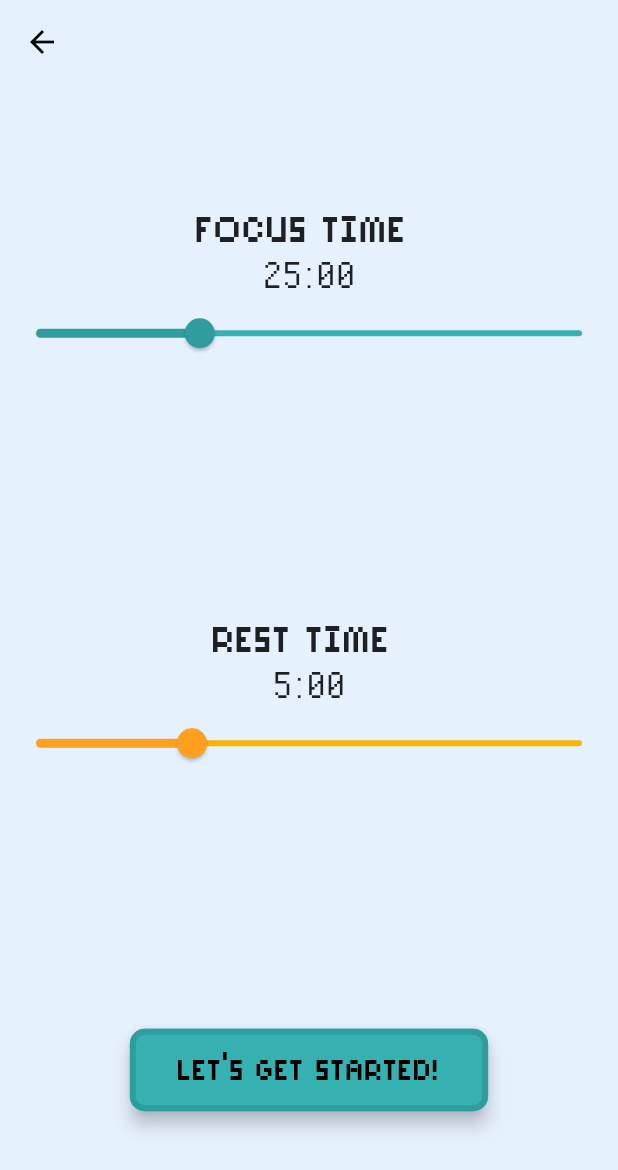
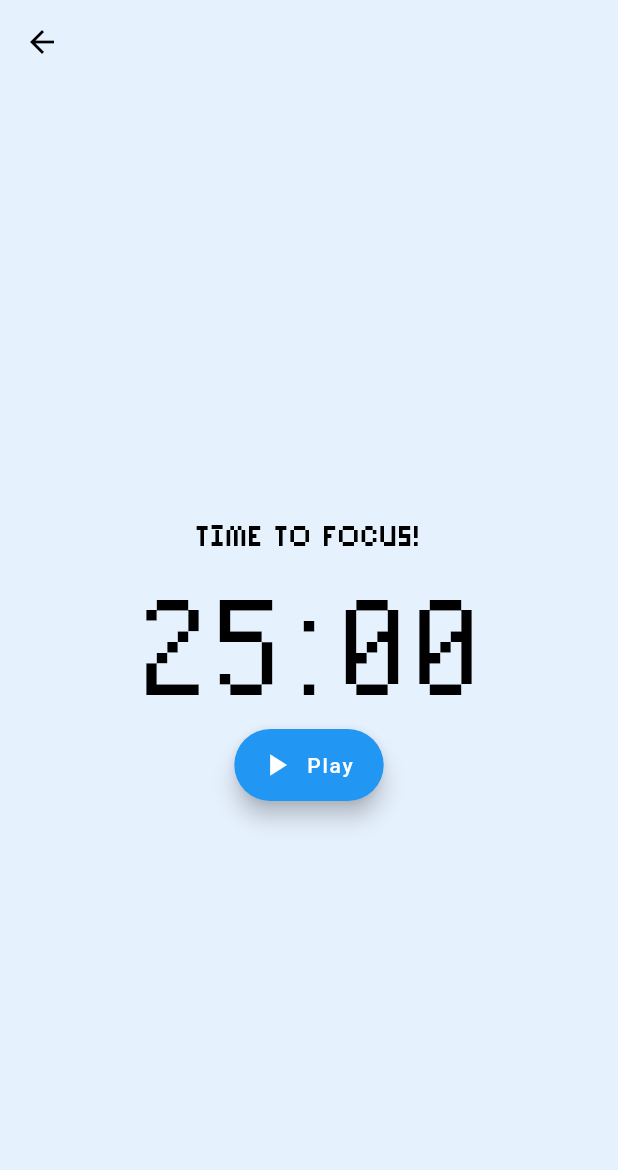
Before and after one commit to lalalawson/atech-orbital, a Flutter app: the TimerPage screen opened by its route, after a tap on "Let's get started!", on a phone screen of 412 x 824 dp. Shown: the top 1170 px of the screen. Run offline on Flutter 3.47's test engine with Material 2 defaults, Android fonts, the phone set to English and light mode, and no system bars; our stand-ins replace animated_text_kit, cloud_firestore, firebase_auth, modal_progress_hud, timer_count_down; missing offline and left inert: flutter_list_drag_and_drop; accounts and stored records are empty.

Commit message:
added proper timer fuctionality, still to improve

```diff
--- a/lib/timerpage/TimerPage.dart
+++ b/lib/timerpage/TimerPage.dart
@@ -1,6 +1,7 @@
 import 'package:flutter/material.dart';
 import 'package:purrductive/const/appbar.dart';
 import 'package:purrductive/const/colors.dart';
+import 'package:purrductive/timerpage/countdown.dart';
 
 class TimerPage extends StatefulWidget {
   @override
@@ -100,7 +101,15 @@ class _TimerPageState extends State<TimerPage> {
                 color: darkCyan,
               ),
             ),
-            onPressed: () {},
+            onPressed: () {
+              Navigator.push(
+                context,
+                MaterialPageRoute(
+                    builder: (context) => CountDownTimer(
+                          timeDuration: focusTime,
+                        )),
+              );
+            },
             child: Padding(
               padding: const EdgeInsets.all(16.0),
               child: Text(
--- a/lib/timerpage/countdown.dart
+++ b/lib/timerpage/countdown.dart
@@ -7,17 +7,21 @@ import 'package:purrductive/timerpage/timer_settings.dart';
 class CountDownTimer extends StatefulWidget {
   @override
   _CountDownTimerState createState() => _CountDownTimerState();
+
+  final int timeDuration;
+
+  CountDownTimer({this.timeDuration});
 }
 
 class _CountDownTimerState extends State<CountDownTimer>
     with TickerProviderStateMixin {
-  int focusTime = 25;
-  int restTime = 5;
+//  int focusTime = 25;
+//  int restTime = 5;
   AnimationController controller;
 
-  void getFocusTime(int time) {
-    focusTime = time;
-  }
+//  void getFocusTime(int time) {
+//    focusTime = time;
+//  }
 
   String get timerString {
     Duration duration = controller.duration * controller.value;
@@ -29,13 +33,18 @@ class _CountDownTimerState extends State<CountDownTimer>
     super.initState();
     controller = AnimationController(
       vsync: this,
-      duration: Duration(minutes: focusTime),
+      duration: Duration(minutes: widget.timeDuration),
     );
   }
 
   @override
+  void dispose() {
+    controller.dispose();
+    super.dispose();
+  }
+
+  @override
   Widget build(BuildContext context) {
-    //ThemeData themeData = Theme.of(context);
     return Scaffold(
       appBar: MyAppBar(),
       backgroundColor: silverwhite,
@@ -52,7 +61,7 @@ class _CountDownTimerState extends State<CountDownTimer>
                     child: Column(
                       children: <Widget>[
                         Text(
-                          "Count Down Timer",
+                          "Time to focus!",
                           style: TextStyle(
                               fontFamily: 'pixelsix',
                               fontSize: 20.0,
@@ -64,7 +73,7 @@ class _CountDownTimerState extends State<CountDownTimer>
                               return Text(
                                 controller.isAnimating
                                     ? timerString
-                                    : '$focusTime:00',
+                                    : '${widget.timeDuration}:00',
                                 style: TextStyle(
                                     fontFamily: 'PixelOperator',
                                     fontSize: 112.0,
@@ -73,23 +82,6 @@ class _CountDownTimerState extends State<CountDownTimer>
                             }),
                       ],
                     ),
-                  ),
-                  RaisedButton(
-                    //todo: design button better
-                    onPressed: () {
-                      showModalBottomSheet(
-                          context: context,
-                          builder: (context) => TimerSettings(
-                                focusTime: focusTime,
-                                restTime: restTime,
-                                focusTimeCallback: (time) {
-                                  setState(() {
-                                    getFocusTime(time);
-                                  });
-                                },
-                              ));
-                    },
-                    child: Text('Settings'),
                   ),
                   //todo: to include studying gif and spinning hourglass
                   AnimatedBuilder(
```
